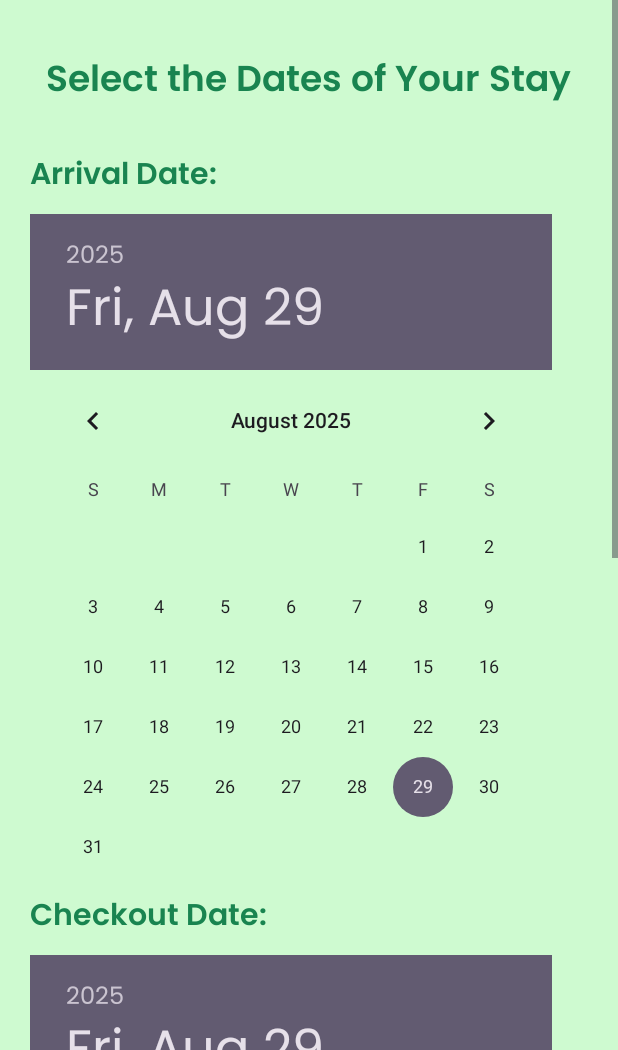
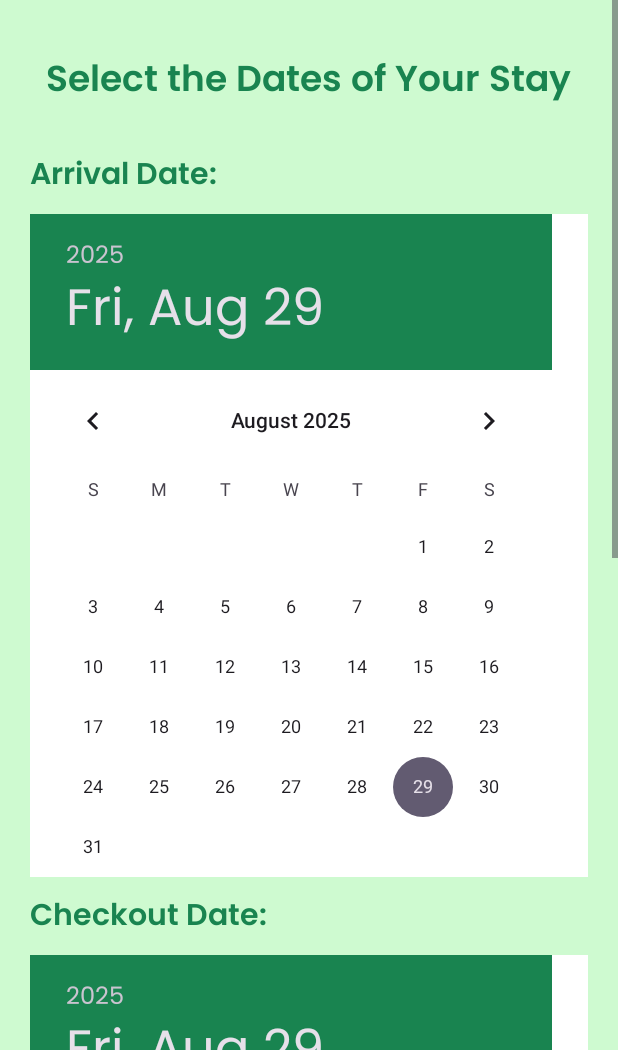
Before and after one commit to PasanEkanayake/LuxeVista-Resort-Mobile-Application, an Android app: the BookRoomActivity screen opened directly, with no data from a screen before it, on a phone screen of 412 x 824 dp, the part 186-1236 px from its top. Run offline under Robolectric (Android 15) with nearby library versions, the phone set to English and light mode, and no system bars; 1 statement that could not run was skipped.

Commit message:
Update activity_book_room.xml

```diff
--- a/app/src/main/res/layout/activity_book_room.xml
+++ b/app/src/main/res/layout/activity_book_room.xml
@@ -63,8 +63,11 @@
             android:id="@+id/startDatePicker"
             android:layout_width="match_parent"
             android:layout_height="wrap_content"
+            android:layout_gravity="center"
             android:calendarViewShown="true"
-            android:layout_marginTop="8dp" />
+            android:layout_marginTop="8dp"
+            android:background="@color/white"
+            android:headerBackground="#198450"/>
 
         <TextView
             android:text="Checkout Date:"
@@ -80,7 +83,9 @@
             android:layout_width="match_parent"
             android:layout_height="wrap_content"
             android:calendarViewShown="true"
-            android:layout_marginTop="8dp" />
+            android:layout_marginTop="8dp"
+            android:background="@color/white"
+            android:headerBackground="#198450"/>
 
         <EditText
             android:id="@+id/edtGuests"
@@ -88,6 +93,7 @@
             android:inputType="number"
             android:layout_marginTop="12dp"
             android:background="@color/white"
+            android:textColor="@color/black"
             android:paddingStart="15dp"
             android:paddingEnd="15dp"
             android:layout_width="match_parent"
```
